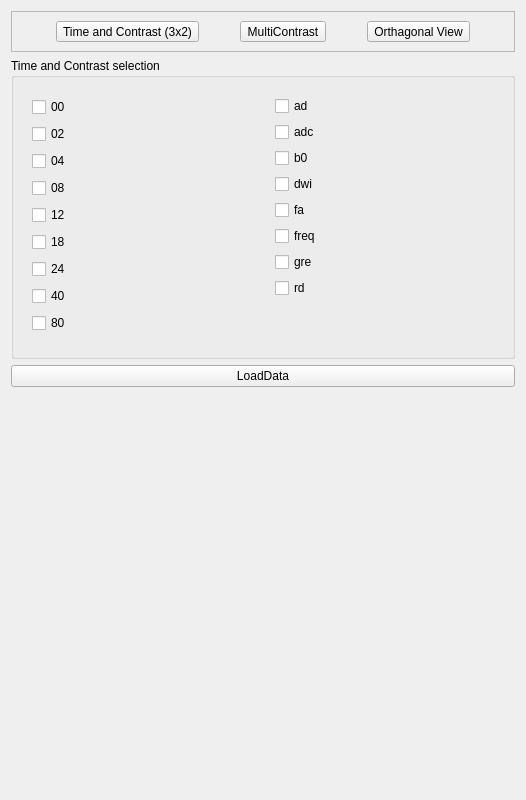
Old version of the form Resources/UI/qSlicerGalleryControlModule.ui in the repository jamesjcook/Slicer_CIVM_RatDevAtlas.
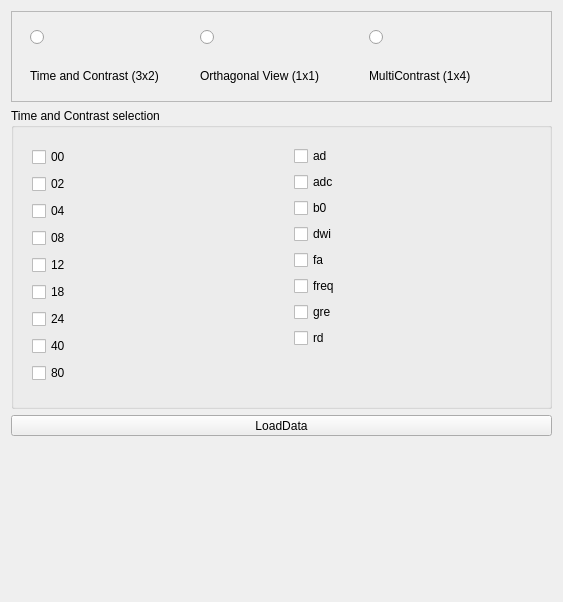
New version of the form. Icons and pictures are not drawn. Custom widgets are drawn as their Qt base class.

Commit message: Slicer_GalleryControl reads checkboxes and buttons and gives terminal feed back.

Patch:
```diff
--- a/Resources/UI/qSlicerGalleryControlModule.ui
+++ b/Resources/UI/qSlicerGalleryControlModule.ui
@@ -6,8 +6,8 @@
    <rect>
     <x>0</x>
     <y>0</y>
-    <width>526</width>
-    <height>800</height>
+    <width>563</width>
+    <height>602</height>
    </rect>
   </property>
   <property name="windowTitle">
@@ -22,83 +22,122 @@
      <property name="frameShadow">
       <enum>QFrame::Raised</enum>
      </property>
-     <layout class="QHBoxLayout" name="horizontalLayout_2">
+     <layout class="QVBoxLayout" name="verticalLayout_3">
       <item>
-       <widget class="QToolButton" name="setTimeContrastLayoutButton">
-        <property name="minimumSize">
-         <size>
-          <width>0</width>
-          <height>0</height>
-         </size>
+       <widget class="QFrame" name="frame">
+        <property name="frameShape">
+         <enum>QFrame::NoFrame</enum>
         </property>
-        <property name="layoutDirection">
-         <enum>Qt::RightToLeft</enum>
+        <property name="frameShadow">
+         <enum>QFrame::Plain</enum>
         </property>
-        <property name="text">
-         <string>Time and Contrast (3x2)</string>
-        </property>
-        <property name="icon">
-         <iconset resource="../qSlicerGalleryControlModule.qrc">
-          <normaloff>:/Images/Icons/ThreeTimeTwoContrast.tiff</normaloff>:/Images/Icons/ThreeTimeTwoContrast.tiff</iconset>
-        </property>
-        <property name="iconSize">
-         <size>
-          <width>128</width>
-          <height>128</height>
-         </size>
-        </property>
-        <property name="toolButtonStyle">
-         <enum>Qt::ToolButtonTextUnderIcon</enum>
-        </property>
-        <attribute name="buttonGroup">
-         <string>layoutButtons</string>
-        </attribute>
+        <layout class="QHBoxLayout" name="horizontalLayout_3">
+         <item>
+          <widget class="QRadioButton" name="setTimeContrastLayoutButton">
+           <property name="minimumSize">
+            <size>
+             <width>0</width>
+             <height>0</height>
+            </size>
+           </property>
+           <property name="layoutDirection">
+            <enum>Qt::LeftToRight</enum>
+           </property>
+           <property name="text">
+            <string/>
+           </property>
+           <property name="icon">
+            <iconset resource="../qSlicerGalleryControlModule.qrc">
+             <normaloff>:/Images/Icons/ThreeTimeTwoContrast.tiff</normaloff>:/Images/Icons/ThreeTimeTwoContrast.tiff</iconset>
+           </property>
+           <property name="iconSize">
+            <size>
+             <width>128</width>
+             <height>128</height>
+            </size>
+           </property>
+          </widget>
+         </item>
+         <item>
+          <widget class="QRadioButton" name="setOrthagonalLayoutButton">
+           <property name="sizePolicy">
+            <sizepolicy hsizetype="Minimum" vsizetype="Expanding">
+             <horstretch>0</horstretch>
+             <verstretch>0</verstretch>
+            </sizepolicy>
+           </property>
+           <property name="layoutDirection">
+            <enum>Qt::LeftToRight</enum>
+           </property>
+           <property name="autoFillBackground">
+            <bool>true</bool>
+           </property>
+           <property name="text">
+            <string/>
+           </property>
+           <property name="icon">
+            <iconset resource="../qSlicerGalleryControlModule.qrc">
+             <normaloff>:/Images/Icons/Orthagonal.tiff</normaloff>:/Images/Icons/Orthagonal.tiff</iconset>
+           </property>
+           <property name="iconSize">
+            <size>
+             <width>128</width>
+             <height>128</height>
+            </size>
+           </property>
+          </widget>
+         </item>
+         <item>
+          <widget class="QRadioButton" name="setMultiContrastLayoutButton">
+           <property name="text">
+            <string/>
+           </property>
+           <property name="icon">
+            <iconset resource="../qSlicerGalleryControlModule.qrc">
+             <normaloff>:/Images/Icons/MultiContrast.tiff</normaloff>:/Images/Icons/MultiContrast.tiff</iconset>
+           </property>
+           <property name="iconSize">
+            <size>
+             <width>128</width>
+             <height>128</height>
+            </size>
+           </property>
+          </widget>
+         </item>
+        </layout>
        </widget>
       </item>
       <item>
-       <widget class="QToolButton" name="setMultiContrastLayoutButton">
-        <property name="text">
-         <string>MultiContrast</string>
+       <widget class="QFrame" name="frame_2">
+        <property name="frameShape">
+         <enum>QFrame::NoFrame</enum>
         </property>
-        <property name="icon">
-         <iconset resource="../qSlicerGalleryControlModule.qrc">
-          <normaloff>:/Images/Icons/MultiContrast.tiff</normaloff>:/Images/Icons/MultiContrast.tiff</iconset>
+        <property name="frameShadow">
+         <enum>QFrame::Plain</enum>
         </property>
-        <property name="iconSize">
-         <size>
-          <width>128</width>
-          <height>128</height>
-         </size>
-        </property>
-        <property name="toolButtonStyle">
-         <enum>Qt::ToolButtonTextUnderIcon</enum>
-        </property>
-        <attribute name="buttonGroup">
-         <string>layoutButtons</string>
-        </attribute>
-       </widget>
-      </item>
-      <item>
-       <widget class="QToolButton" name="setOrthagonalLayoutButton">
-        <property name="text">
-         <string>Orthagonal View</string>
-        </property>
-        <property name="icon">
-         <iconset resource="../qSlicerGalleryControlModule.qrc">
-          <normaloff>:/Images/Icons/Orthagonal.tiff</normaloff>:/Images/Icons/Orthagonal.tiff</iconset>
-        </property>
-        <property name="iconSize">
-         <size>
-          <width>128</width>
-          <height>128</height>
-         </size>
-        </property>
-        <property name="toolButtonStyle">
-         <enum>Qt::ToolButtonTextUnderIcon</enum>
-        </property>
-        <attribute name="buttonGroup">
-         <string>layoutButtons</string>
-        </attribute>
+        <layout class="QHBoxLayout" name="horizontalLayout_2">
+         <item>
+          <widget class="QLabel" name="label_3">
+           <property name="text">
+            <string>Time and Contrast (3x2)</string>
+           </property>
+          </widget>
+         </item>
+         <item>
+          <widget class="QLabel" name="label_2">
+           <property name="text">
+            <string>Orthagonal View (1x1)</string>
+           </property>
+          </widget>
+         </item>
+         <item>
+          <widget class="QLabel" name="label">
+           <property name="text">
+            <string>MultiContrast (1x4)</string>
+           </property>
+          </widget>
+         </item>
+        </layout>
        </widget>
       </item>
      </layout>
@@ -123,7 +162,7 @@
         </property>
         <layout class="QVBoxLayout" name="verticalLayout_2">
          <item>
-          <widget class="ctkCheckBox" name="_00">
+          <widget class="QCheckBox" name="t_00">
            <property name="text">
             <string>00</string>
            </property>
@@ -133,7 +172,7 @@
           </widget>
          </item>
          <item>
-          <widget class="ctkCheckBox" name="_02">
+          <widget class="QCheckBox" name="t_02">
            <property name="text">
             <string>02</string>
            </property>
@@ -143,7 +182,7 @@
           </widget>
          </item>
          <item>
-          <widget class="ctkCheckBox" name="_04">
+          <widget class="QCheckBox" name="t_04">
            <property name="text">
             <string>04</string>
            </property>
@@ -153,7 +192,7 @@
           </widget>
          </item>
          <item>
-          <widget class="ctkCheckBox" name="_08">
+          <widget class="QCheckBox" name="t_08">
            <property name="text">
             <string>08</string>
            </property>
@@ -163,7 +202,7 @@
           </widget>
          </item>
          <item>
-          <widget class="ctkCheckBox" name="_12">
+          <widget class="QCheckBox" name="t_12">
            <property name="text">
             <string>12</string>
            </property>
@@ -173,7 +212,7 @@
           </widget>
          </item>
          <item>
-          <widget class="ctkCheckBox" name="_18">
+          <widget class="QCheckBox" name="t_18">
            <property name="text">
             <string>18</string>
            </property>
@@ -183,7 +222,7 @@
           </widget>
          </item>
          <item>
-          <widget class="ctkCheckBox" name="_24">
+          <widget class="QCheckBox" name="t_24">
            <property name="text">
             <string>24</string>
            </property>
@@ -193,7 +232,7 @@
           </widget>
          </item>
          <item>
-          <widget class="ctkCheckBox" name="_40">
+          <widget class="QCheckBox" name="t_40">
            <property name="text">
             <string>40</string>
            </property>
@@ -203,7 +242,7 @@
           </widget>
          </item>
          <item>
-          <widget class="ctkCheckBox" name="_80">
+          <widget class="QCheckBox" name="t_80">
            <property name="text">
             <string>80</string>
            </property>
@@ -225,7 +264,7 @@
         </property>
         <layout class="QVBoxLayout" name="verticalLayout_4">
          <item>
-          <widget class="ctkCheckBox" name="_ad">
+          <widget class="QCheckBox" name="c_ad">
            <property name="text">
             <string>ad</string>
            </property>
@@ -235,7 +274,7 @@
           </widget>
          </item>
          <item>
-          <widget class="ctkCheckBox" name="_adc">
+          <widget class="QCheckBox" name="c_adc">
            <property name="text">
             <string>adc</string>
            </property>
@@ -245,7 +284,7 @@
           </widget>
          </item>
          <item>
-          <widget class="ctkCheckBox" name="_b0">
+          <widget class="QCheckBox" name="c_b0">
            <property name="text">
             <string>b0</string>
            </property>
@@ -255,7 +294,7 @@
           </widget>
          </item>
          <item>
-          <widget class="ctkCheckBox" name="_dwi">
+          <widget class="QCheckBox" name="c_dwi">
            <property name="text">
             <string>dwi</string>
            </property>
@@ -265,7 +304,7 @@
           </widget>
          </item>
          <item>
-          <widget class="ctkCheckBox" name="_fa">
+          <widget class="QCheckBox" name="c_fa">
            <property name="text">
             <string>fa</string>
            </property>
@@ -275,7 +314,7 @@
           </widget>
          </item>
          <item>
-          <widget class="ctkCheckBox" name="_freq">
+          <widget class="QCheckBox" name="c_freq">
            <property name="text">
             <string>freq</string>
            </property>
@@ -285,7 +324,7 @@
           </widget>
          </item>
          <item>
-          <widget class="ctkCheckBox" name="_gre">
+          <widget class="QCheckBox" name="c_gre">
            <property name="text">
             <string>gre</string>
            </property>
@@ -295,7 +334,7 @@
           </widget>
          </item>
          <item>
-          <widget class="ctkCheckBox" name="_rd">
+          <widget class="QCheckBox" name="c_rd">
            <property name="text">
             <string>rd</string>
            </property>
@@ -309,6 +348,9 @@
            <property name="orientation">
             <enum>Qt::Vertical</enum>
            </property>
+           <property name="sizeType">
+            <enum>QSizePolicy::Expanding</enum>
+           </property>
            <property name="sizeHint" stdset="0">
             <size>
              <width>20</width>
@@ -324,7 +366,13 @@
     </widget>
    </item>
    <item>
-    <widget class="QPushButton" name="LoadDataButton">
+    <widget class="QToolButton" name="LoadDataButton">
+     <property name="sizePolicy">
+      <sizepolicy hsizetype="Expanding" vsizetype="Fixed">
+       <horstretch>0</horstretch>
+       <verstretch>0</verstretch>
+      </sizepolicy>
+     </property>
      <property name="text">
       <string>LoadData</string>
      </property>
@@ -335,6 +383,9 @@
      <property name="orientation">
       <enum>Qt::Vertical</enum>
      </property>
+     <property name="sizeType">
+      <enum>QSizePolicy::Expanding</enum>
+     </property>
      <property name="sizeHint" stdset="0">
       <size>
        <width>20</width>
@@ -351,6 +402,9 @@
      <property name="orientation">
       <enum>Qt::Vertical</enum>
      </property>
+     <property name="sizeType">
+      <enum>QSizePolicy::Expanding</enum>
+     </property>
      <property name="sizeHint" stdset="0">
       <size>
        <width>20</width>
@@ -367,11 +421,6 @@
   </action>
  </widget>
  <customwidgets>
-  <customwidget>
-   <class>ctkCheckBox</class>
-   <extends>QCheckBox</extends>
-   <header>ctkCheckBox.h</header>
-  </customwidget>
   <customwidget>
    <class>ctkCollapsibleGroupBox</class>
    <extends>QGroupBox</extends>
```
Left out of the diff: 435 changed lines with no effect on the pictures. The commit also changes 4 other files.
